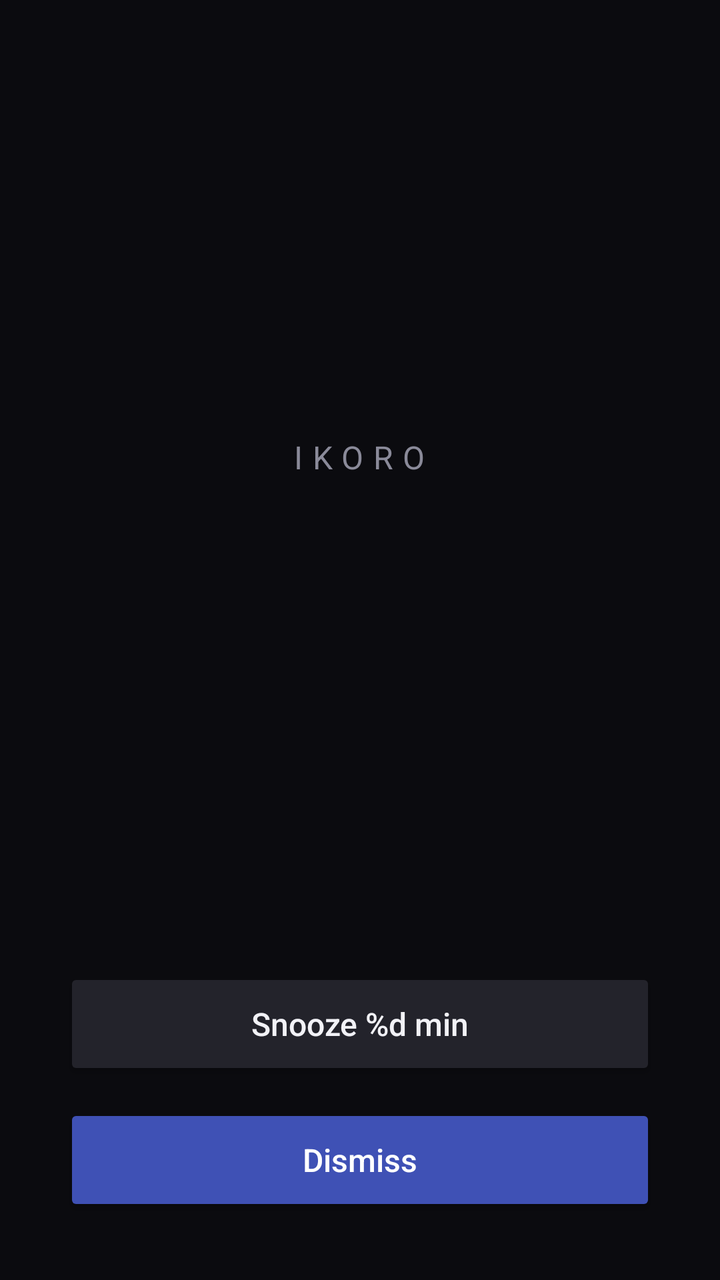
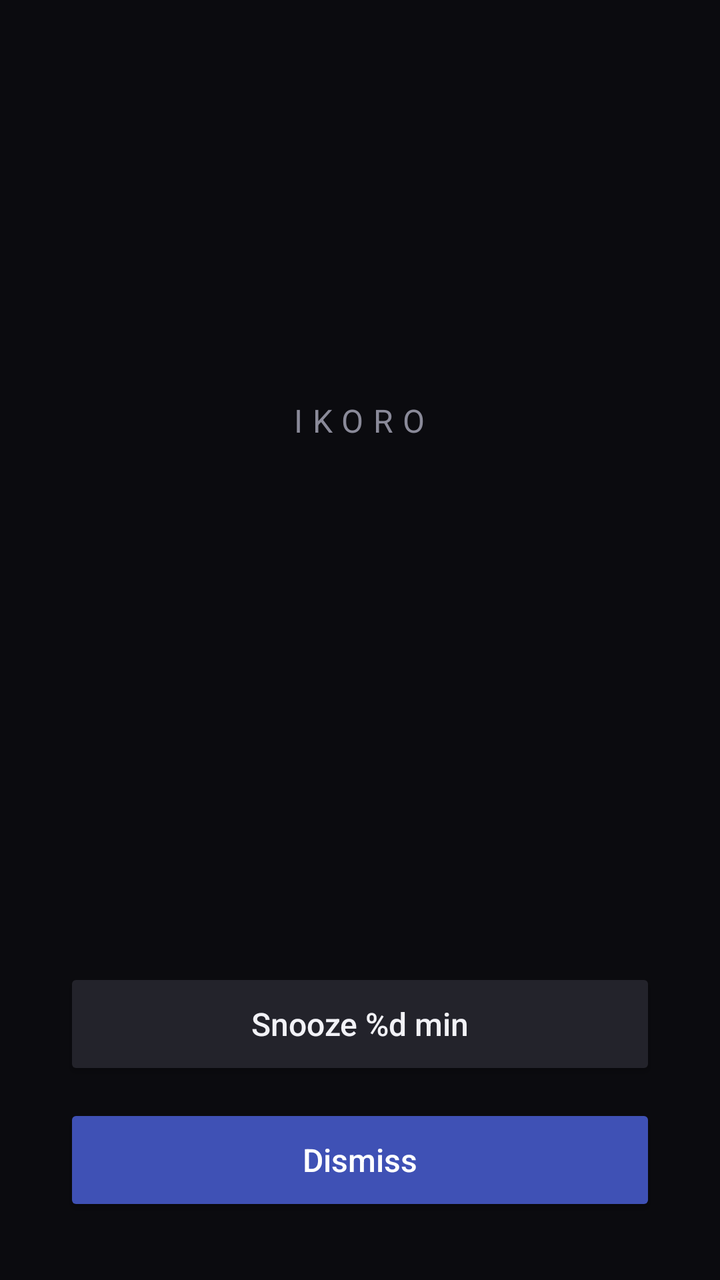

Compare the two renders of this Android layout. The source of the first and the diff that turns it into the second are given below.
<!-- AndroidManifest.xml: application theme AppTheme -->
<!-- res/layout/activity_alarm.xml -->
<?xml version="1.0" encoding="utf-8"?>
<LinearLayout xmlns:android="http://schemas.android.com/apk/res/android"
    android:layout_width="match_parent"
    android:layout_height="match_parent"
    android:background="#FF0B0B0F"
    android:gravity="center_horizontal"
    android:orientation="vertical"
    android:padding="32dp">

    
    <Space
        android:layout_width="match_parent"
        android:layout_height="0dp"
        android:layout_weight="1" />

    <TextView
        android:layout_width="wrap_content"
        android:layout_height="wrap_content"
        android:letterSpacing="0.3"
        android:text="@string/app_name"
        android:textAllCaps="true"
        android:textColor="#FF8A8A99"
        android:textSize="16sp" />

    <TextView
        android:id="@+id/alarm_title"
        android:layout_width="match_parent"
        android:layout_height="wrap_content"
        android:layout_marginTop="16dp"
        android:gravity="center"
        android:textColor="#FFF2F2F7"
        android:textSize="32sp"
        android:textStyle="bold" />

    <Space
        android:layout_width="match_parent"
        android:layout_height="0dp"
        android:layout_weight="1" />

    
    <Button
        android:id="@+id/alarm_snooze"
        android:layout_width="match_parent"
        android:layout_height="56dp"
        android:backgroundTint="#FF23232B"
        android:text="@string/alarm_snooze"
        android:textAllCaps="false"
        android:textColor="#FFF2F2F7"
        android:textSize="16sp" />

    
    <Button
        android:id="@+id/alarm_dismiss"
        android:layout_width="match_parent"
        android:layout_height="56dp"
        android:layout_marginTop="12dp"
        android:backgroundTint="#FF3F51B5"
        android:text="@string/alarm_dismiss"
        android:textAllCaps="false"
        android:textColor="#FFFFFFFF"
        android:textSize="16sp" />

</LinearLayout>
<!-- resources referenced by this layout -->
<resources>
  <string name="alarm_dismiss">Dismiss</string>
  <string name="alarm_snooze">Snooze %d min</string>
  <string name="app_name">Ikoro</string>
  <style name="AppTheme" parent="Theme.AppCompat.Light.DarkActionBar">
          
          <item name="colorPrimary">@color/colorPrimary</item>
          <item name="colorPrimaryDark">@color/colorPrimaryDark</item>
          <item name="colorAccent">@color/colorAccent</item>
      </style>
</resources>

<!-- the commit's change to res/layout/activity_alarm.xml (unified diff, before → after) -->
@@ -3,6 +3,7 @@
     android:layout_width="match_parent"
     android:layout_height="match_parent"
     android:background="#FF0B0B0F"
+    android:fitsSystemWindows="true"
     android:gravity="center_horizontal"
     android:orientation="vertical"
     android:padding="32dp">
@@ -31,6 +32,30 @@
         android:textColor="#FFF2F2F7"
         android:textSize="32sp"
         android:textStyle="bold" />
+
+    
+    <TextView
+        android:id="@+id/alarm_description"
+        android:layout_width="match_parent"
+        android:layout_height="wrap_content"
+        android:layout_marginTop="12dp"
+        android:ellipsize="end"
+        android:gravity="center"
+        android:maxLines="4"
+        android:textColor="#FFB4B4C2"
+        android:textSize="18sp" />
+
+    
+    <TextView
+        android:id="@+id/alarm_description"
+        android:layout_width="match_parent"
+        android:layout_height="wrap_content"
+        android:layout_marginTop="12dp"
+        android:gravity="center"
+        android:maxLines="6"
+        android:textColor="#FFB9B9C6"
+        android:textSize="16sp"
+        android:visibility="gone" />
 
     <Space
         android:layout_width="match_parent"
